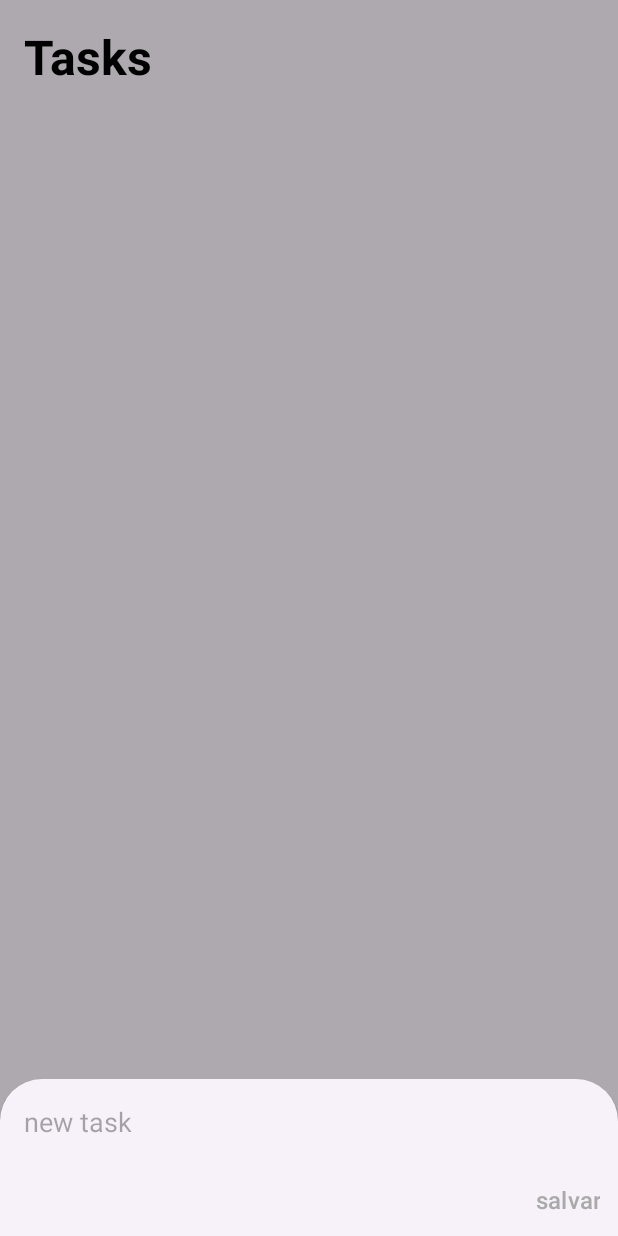
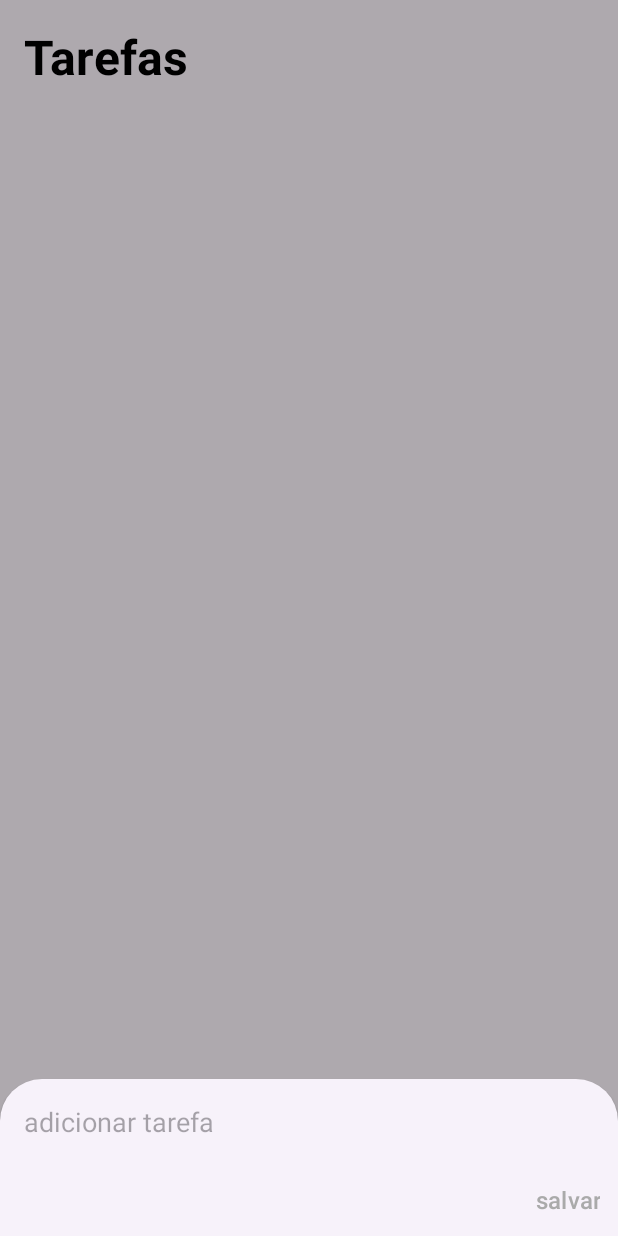
Before and after one commit to evimariia/Dev_Mobile_Atv_AV1, an Android app: the screen it shows after launch (MainActivity), after a tap on "Adicionar Tarefa", on a phone screen of 412 x 824 dp. Run offline under Robolectric (Android 15) with nearby library versions, the phone set to English and light mode, and no system bars.

Commit message:
Mudança de alguns textos para melhor visualizaçao

```diff
--- a/app/src/main/res/layout/activity_main.xml
+++ b/app/src/main/res/layout/activity_main.xml
@@ -8,7 +8,7 @@
         android:layout_width="wrap_content"
         android:layout_height="wrap_content"
         android:textStyle="bold"
-        android:text="Tasks"
+        android:text="Tarefas"
         android:textColor="@color/black"
         android:layout_marginStart="16dp"
         android:layout_marginBottom="16dp"
--- a/app/src/main/res/layout/new_task.xml
+++ b/app/src/main/res/layout/new_task.xml
@@ -9,7 +9,7 @@
         android:background="@null"
         android:textAppearance="@style/TextAppearance.AppCompat.Medium"
         android:padding="16dp"
-        android:hint="new task"/>
+        android:hint="adicionar tarefa"/>
 
     <Button
         android:id="@+id/newTaskButton"
```
